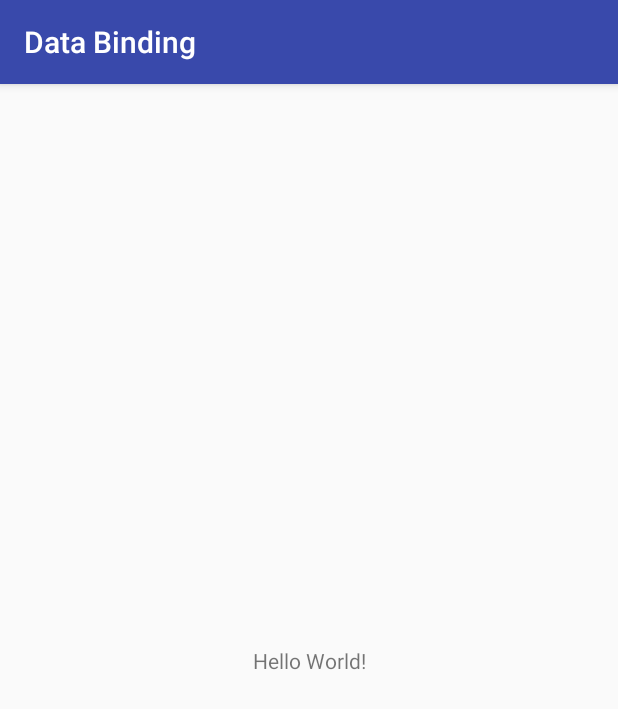
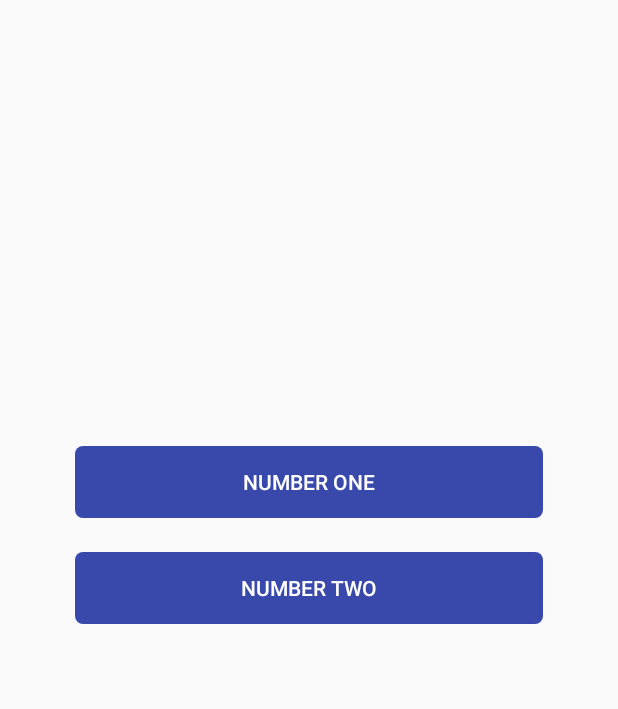
Before and after one commit to imanfauzi29/android-challenge-four, an Android app: the MainActivity screen opened directly, with no data from a screen before it, on a phone screen of 412 x 824 dp. Shown: the top 709 px of the screen. Run offline under Robolectric (Android 15) with nearby library versions, the phone set to English and light mode, and no system bars.

```diff
--- a/app/src/main/AndroidManifest.xml
+++ b/app/src/main/AndroidManifest.xml
@@ -7,7 +7,8 @@
         android:icon="@mipmap/ic_launcher"
         android:label="@string/app_name"
         android:supportsRtl="true"
-        android:theme="@style/AppTheme">
+        android:theme="@style/FullTheme">
+        <activity android:name="com.mycorp.javachallengefour.SecondActivity"></activity>
         <activity android:name="com.mycorp.javachallengefour.TermActivity" />
         <activity
             android:name="com.mycorp.javachallengefour.SplashActivity"
--- a/app/src/main/java/com/mycorp/javachallengefour/MainActivity.java
+++ b/app/src/main/java/com/mycorp/javachallengefour/MainActivity.java
@@ -2,15 +2,31 @@ package com.mycorp.javachallengefour;
 
 import androidx.appcompat.app.AppCompatActivity;
 
+import android.content.Intent;
 import android.os.Bundle;
+import android.view.View;
+import android.widget.Button;
 
 import com.luqman.dev.helloworld.R;
 
 public class MainActivity extends AppCompatActivity {
 
+    Button one, two;
+
     @Override
     protected void onCreate(Bundle savedInstanceState) {
         super.onCreate(savedInstanceState);
         setContentView(R.layout.activity_main);
+
+        one = findViewById(R.id.one);
+        two = findViewById(R.id.two);
+
+        one.setOnClickListener(new View.OnClickListener() {
+            @Override
+            public void onClick(View view) {
+                startActivity(new Intent(MainActivity.this, SecondActivity.class));
+                finish();
+            }
+        });
     }
 }
--- /dev/null
+++ b/app/src/main/java/com/mycorp/javachallengefour/SecondActivity.java
@@ -0,0 +1,16 @@
+package com.mycorp.javachallengefour;
+
+import androidx.appcompat.app.AppCompatActivity;
+
+import android.os.Bundle;
+
+import com.luqman.dev.helloworld.R;
+
+public class SecondActivity extends AppCompatActivity {
+
+    @Override
+    protected void onCreate(Bundle savedInstanceState) {
+        super.onCreate(savedInstanceState);
+        setContentView(R.layout.activity_second);
+    }
+}
--- a/app/src/main/java/com/mycorp/javachallengefour/TermActivity.java
+++ b/app/src/main/java/com/mycorp/javachallengefour/TermActivity.java
@@ -25,7 +25,7 @@ public class TermActivity extends AppCompatActivity {
     @Override
     protected void onCreate(Bundle savedInstanceState) {
         super.onCreate(savedInstanceState);
-        setContentView(R.layout.activity_term);
+        setContentView(R.layout.activity_main);
 
         sharedPreferences = getSharedPreferences(SplashActivity.MY_SHARED, Context.MODE_PRIVATE);
 
--- /dev/null
+++ b/app/src/main/res/drawable/ic_rounded.xml
@@ -0,0 +1,9 @@
+<?xml version="1.0" encoding="utf-8"?>
+<selector xmlns:android="http://schemas.android.com/apk/res/android">
+
+    <item>
+        <shape>
+            <corners android:radius="5dp"/>
+        </shape>
+    </item>
+</selector>
--- a/app/src/main/res/layout/activity_main.xml
+++ b/app/src/main/res/layout/activity_main.xml
@@ -6,13 +6,37 @@
     android:layout_height="match_parent"
     tools:context="com.mycorp.javachallengefour.MainActivity">
 
-    <TextView
-        android:layout_width="wrap_content"
+    <Button
+        android:id="@+id/one"
+        android:layout_width="fill_parent"
         android:layout_height="wrap_content"
-        android:text="Hello World!"
+        android:text="@string/number_one"
+        android:textColor="@color/white"
+        android:layout_marginHorizontal="50dp"
+        android:background="@drawable/ic_rounded"
+        android:backgroundTint="@color/colorPrimary"
         app:layout_constraintBottom_toBottomOf="parent"
-        app:layout_constraintLeft_toLeftOf="parent"
-        app:layout_constraintRight_toRightOf="parent"
-        app:layout_constraintTop_toTopOf="parent" />
+        app:layout_constraintEnd_toEndOf="parent"
+        app:layout_constraintHorizontal_bias="0.498"
+        app:layout_constraintStart_toStartOf="parent"
+        app:layout_constraintTop_toTopOf="parent"
+        app:layout_constraintVertical_bias="0.383" />
+
+    <Button
+        android:id="@+id/two"
+        android:layout_width="fill_parent"
+        android:layout_height="wrap_content"
+        android:text="@string/number_two"
+        android:layout_marginHorizontal="50dp"
+        android:textColor="@color/white"
+        android:background="@drawable/ic_rounded"
+        android:backgroundTint="@color/colorPrimary"
+        app:layout_constraintBottom_toBottomOf="parent"
+        app:layout_constraintEnd_toEndOf="parent"
+        app:layout_constraintHorizontal_bias="0.493"
+        app:layout_constraintStart_toStartOf="parent"
+        app:layout_constraintTop_toBottomOf="@+id/one"
+        app:layout_constraintVertical_bias="0.053" />
+
 
 </androidx.constraintlayout.widget.ConstraintLayout>
--- a/app/src/main/res/layout/activity_term.xml
+++ b/app/src/main/res/layout/activity_second.xml
@@ -3,6 +3,7 @@
     xmlns:app="http://schemas.android.com/apk/res-auto"
     xmlns:tools="http://schemas.android.com/tools"
     android:layout_width="match_parent"
-    android:layout_height="match_parent">
+    android:layout_height="match_parent"
+    tools:context=".SecondActivity">
 
 </androidx.constraintlayout.widget.ConstraintLayout>
--- a/app/src/main/res/values/colors.xml
+++ b/app/src/main/res/values/colors.xml
@@ -3,4 +3,5 @@
     <color name="colorPrimary">#3949AB</color>
     <color name="colorPrimaryDark">#1429AE</color>
     <color name="colorAccent">#03DAC5</color>
+    <color name="white">#fff</color>
 </resources>
--- a/app/src/main/res/values/strings.xml
+++ b/app/src/main/res/values/strings.xml
@@ -2,4 +2,6 @@
     <string name="app_name">Data Binding</string>
     <string name="terms_message">Welcome to Website Name! These terms and conditions outline the rules and regulations for the use of Company Name\'s Website, located at Website.com.\n\nBy accessing this website we assume you accept these terms and conditions. Do not continue to use Website Name if you do not agree to take all of the terms and conditions stated on this page.\n\nThe following terminology applies to these Terms and Conditions, Privacy Statement and Disclaimer Notice and all Agreements: “Client”, “You” and “Your” refers to you, the person log on this website and compliant to the Company\'s terms and conditions. “The Company”, “Ourselves”, “We”, “Our” and “Us”, refers to our Company.\n\n“Party”, “Parties”, or “Us”, refers to both the Client and ourselves. All terms refer to the offer, acceptance and consideration of payment necessary to undertake the process of our assistance to the Client in the most appropriate manner for the express purpose of meeting the Client\'s needs in respect of provision of the Company\'s stated services, in accordance with and subject to, prevailing law of Netherlands.\n\nAny use of the above terminology or other words in the singular, plural, capitalization and/or he/she or they, are taken as interchangeable and therefore as referring to same. Cookies We employ the use of cookies. By accessing Website Name, you agreed to use cookies in agreement with the Company Name\'s Privacy Policy.\n</string>
     <string name="i_have_read_and_agree_to_term_and_conditions">I have read and agree to Term and Conditions</string>
+    <string name="number_one">Number One</string>
+    <string name="number_two">Number Two</string>
 </resources>
```
